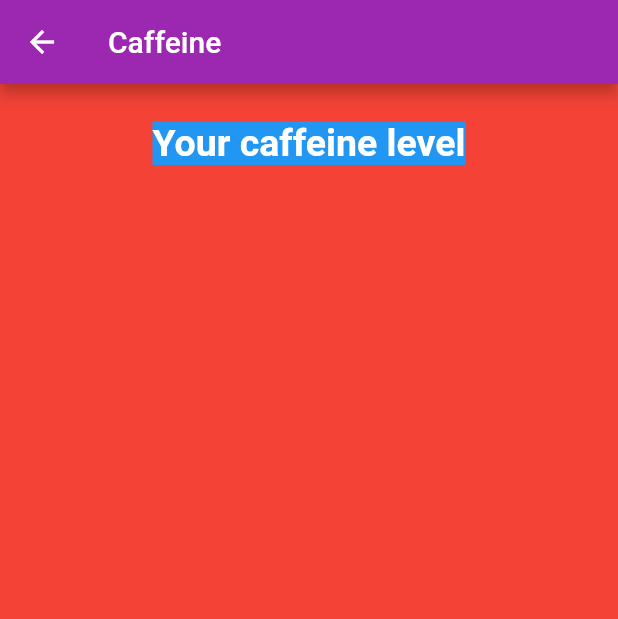
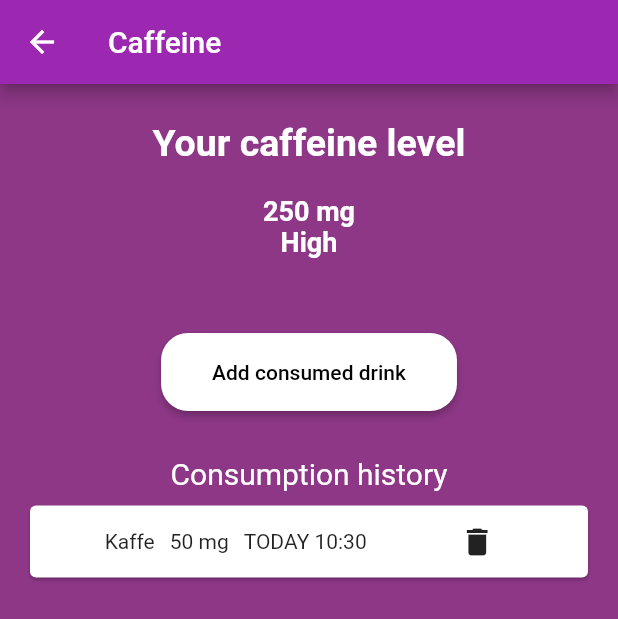
Before and after one commit to rikardro/HarmonyHub, a Flutter app: the CaffeineDetailedView screen opened directly, on a phone screen of 412 x 824 dp. Shown: the top 619 px of the screen. Run offline on Flutter 3.47's test engine with Material 2 defaults, Android fonts, the phone set to English and light mode, and no system bars; our stand-ins replace bloc, cloud_firestore, equatable, firebase_auth, firebase_core, flutter_bloc; accounts and stored records are empty; network calls fail.

Commit message:
ability to add consumed drinks

```diff
--- a/healthapp/lib/bloc/caffeine_bloc.dart
+++ b/healthapp/lib/bloc/caffeine_bloc.dart
@@ -25,6 +25,21 @@ class CaffeineBloc extends Bloc<CaffeineEvent, CaffeineState> {
         }
       },
     );
+
+    on<AddCaffeine>(
+      (event, emit) async {
+        emit(state.copyWith(status: CaffeineStatus.loading));
+        try {
+          await repository.addConsumedCaffeine(event.amount, event.drinkType);
+          emit(state.copyWith(
+              status: CaffeineStatus.success,
+              caffeine: null,
+              caffeineStatus: null));
+        } catch (_) {
+          emit(state.copyWith(status: CaffeineStatus.error));
+        }
+      },
+    );
   }
 }
 
@@ -35,6 +50,12 @@ abstract class CaffeineEvent {
 
 class FetchCaffeine extends CaffeineEvent {
   const FetchCaffeine();
+}
+
+class AddCaffeine extends CaffeineEvent {
+  final double amount;
+  final String drinkType;
+  const AddCaffeine({required this.amount, required this.drinkType});
 }
 
 enum CaffeineStatus { loading, success, error }
--- a/healthapp/lib/caffeine_detailed_view.dart
+++ b/healthapp/lib/caffeine_detailed_view.dart
@@ -1,8 +1,11 @@
 import 'dart:developer';
 
+import 'package:cloud_firestore/cloud_firestore.dart';
 import 'package:flutter/material.dart';
 import 'package:flutter/src/widgets/framework.dart';
 import 'package:flutter/src/widgets/placeholder.dart';
+import 'package:flutter_bloc/flutter_bloc.dart';
+import 'package:healthapp/bloc/caffeine_bloc.dart';
 
 class CaffeineDetailedView extends StatefulWidget {
   const CaffeineDetailedView({super.key});
@@ -19,24 +22,153 @@ class _CaffeineDetailedViewState extends State<CaffeineDetailedView> {
         title: const Text("Caffeine"),
         backgroundColor: Colors.purple,
       ),
-      backgroundColor: Colors.red,
+      backgroundColor: Color(0xFF8D3786),
       body: Center(
         child: Column(
           children: [
             Container(
               margin: EdgeInsets.only(top: 25),
-              color: Colors.blue,
-              child: const Text(
-                "Your caffeine level",
-                style: TextStyle(
-                    fontWeight: FontWeight.bold,
-                    fontSize: 25,
-                    color: Colors.white),
+              child: Column(
+                children: const [
+                  Text(
+                    "Your caffeine level",
+                    style: TextStyle(
+                        fontWeight: FontWeight.bold,
+                        fontSize: 25,
+                        color: Colors.white),
+                  ),
+                  SizedBox(height: 20),
+                  Text(
+                    "250 mg",
+                    style: TextStyle(
+                        fontWeight: FontWeight.bold,
+                        fontSize: 18,
+                        color: Colors.white),
+                  ),
+                  Text(
+                    "High",
+                    style: TextStyle(
+                        fontWeight: FontWeight.bold,
+                        fontSize: 18,
+                        color: Colors.white),
+                  ),
+                ],
               ),
             ),
+            SizedBox(height: 50),
+            ElevatedButton(
+              onPressed: () {
+                log("Adding caffeine");
+                context
+                    .read<CaffeineBloc>()
+                    .add(AddCaffeine(amount: 50.0, drinkType: "Kaffe"));
+              },
+              style: ButtonStyle(
+                backgroundColor: MaterialStateProperty.all(Colors.white),
+                shape: MaterialStateProperty.all<RoundedRectangleBorder>(
+                  RoundedRectangleBorder(
+                    borderRadius: BorderRadius.circular(18.0),
+                  ),
+                ),
+              ),
+              child: Padding(
+                padding: const EdgeInsets.all(18.0),
+                child: Text("Add consumed drink",
+                    style: TextStyle(color: Colors.black)),
+              ),
+            ),
+            SizedBox(height: 30),
+            Text(
+              "Consumption history",
+              style: TextStyle(color: Colors.white, fontSize: 20),
+            ),
+            Expanded(child: CaffeineList())
           ],
         ),
       ),
     );
   }
 }
+
+class CaffeineList extends StatelessWidget {
+  const CaffeineList({
+    Key? key,
+  }) : super(key: key);
+
+  @override
+  Widget build(BuildContext context) {
+    return ListView.builder(
+      itemCount: listCards.length,
+      itemBuilder: (BuildContext context, int index) {
+        final timeConsumed = listCards[index].timeConsumed.toDate();
+        final now = DateTime.now();
+        final today = DateTime(now.year, now.month, now.day);
+        final yesterday = DateTime(now.year, now.month, now.day - 1);
+        String dateText;
+        if (timeConsumed.isAfter(today)) {
+          dateText = "TODAY " +
+              timeConsumed.hour.toString().padLeft(2, '0') +
+              ":" +
+              timeConsumed.minute.toString().padLeft(2, '0');
+        } else if (timeConsumed.isAfter(yesterday)) {
+          dateText = "YESTERDAY " +
+              timeConsumed.hour.toString().padLeft(2, '0') +
+              ":" +
+              timeConsumed.minute.toString().padLeft(2, '0');
+        } else {
+          dateText = timeConsumed.day.toString().padLeft(2, '0') +
+              "/" +
+              timeConsumed.month.toString().padLeft(2, '0') +
+              "/" +
+              timeConsumed.year.toString() +
+              " " +
+              timeConsumed.hour.toString().padLeft(2, '0') +
+              ":" +
+              timeConsumed.minute.toString().padLeft(2, '0');
+        }
+        return Card(
+          margin: EdgeInsets.symmetric(horizontal: 20, vertical: 10),
+          child: Row(
+            mainAxisAlignment: MainAxisAlignment.spaceEvenly,
+            children: [
+              Row(
+                mainAxisAlignment: MainAxisAlignment.center,
+                crossAxisAlignment: CrossAxisAlignment.start,
+                children: [
+                  Text(listCards[index].product),
+                  SizedBox(width: 10),
+                  Text('${listCards[index].caffeineAmount} mg'),
+                  SizedBox(width: 10),
+                  Text(dateText),
+                ],
+              ),
+              IconButton(
+                icon: Icon(Icons.delete),
+                onPressed: () {},
+              ),
+            ],
+          ),
+        );
+      },
+    );
+  }
+}
+
+List<CaffeineRecord> listCards = [
+  CaffeineRecord(
+      product: "Kaffe",
+      caffeineAmount: 50,
+      timeConsumed: Timestamp.fromDate(DateTime.now())),
+];
+
+class CaffeineRecord {
+  final String product;
+  final int caffeineAmount;
+  final Timestamp timeConsumed;
+
+  CaffeineRecord({
+    required this.product,
+    required this.caffeineAmount,
+    required this.timeConsumed,
+  });
+}
--- a/healthapp/lib/caffeine_repository.dart
+++ b/healthapp/lib/caffeine_repository.dart
@@ -41,11 +41,10 @@ class CaffeineRepository {
     log(querySnapshot.docs.length.toString());
     log("got here hej");
 
-    return Caffeine(amount: 0, status: "Low");
-    /* final total = getTotalCaffeine(querySnapshot);
+    final total = getTotalCaffeine(querySnapshot);
     final status = _getStatus(total);
 
-    return Caffeine(amount: total, status: status); */
+    return Caffeine(amount: total, status: status);
   }
 
   /// Returns the status of the caffeine level.
@@ -94,12 +93,14 @@ class CaffeineRepository {
   }
 
   /// Adds a new caffeine consumption to the database
-  Future<void> addConsumedCaffeine(String userId, int caffeineLevel) async {
+  Future<void> addConsumedCaffeine(double caffeineLevel, String drinkType) async {
     try {
+      //TODO: needs null check?
       await FirebaseFirestore.instance.collection('ConsumptionHistory').add({
-        'userId': userId,
+        'userId': provider.currentUser?.id,
         'amountConsumed': caffeineLevel,
         'timeConsumed': FieldValue.serverTimestamp(),
+        'drinkType': drinkType,
       });
       print('Document added successfully!');
     } catch (e) {
--- a/healthapp/lib/dashboard/dashboard_cards/caffeine_card.dart
+++ b/healthapp/lib/dashboard/dashboard_cards/caffeine_card.dart
@@ -31,6 +31,8 @@ class CaffeineCard extends StatelessWidget {
                   builder: (context) => CaffeineDetailedView(),
                 ),
               );
+              /* context.read<CaffeineBloc>().add(const AddCaffeine(
+                  amount: 100, drinkType: "Cappuccino")); */
             },
             child: Padding(
               padding: const EdgeInsets.only(right: 15.0, left: 15.0),
--- a/healthapp/lib/dashboard/dashboard_view.dart
+++ b/healthapp/lib/dashboard/dashboard_view.dart
@@ -23,7 +23,6 @@ class DashboardView extends StatelessWidget {
 
   @override
   Widget build(BuildContext context) {
-    log("got here1");
     return Container(
       child: ListView(
         physics: BouncingScrollPhysics(),
```
